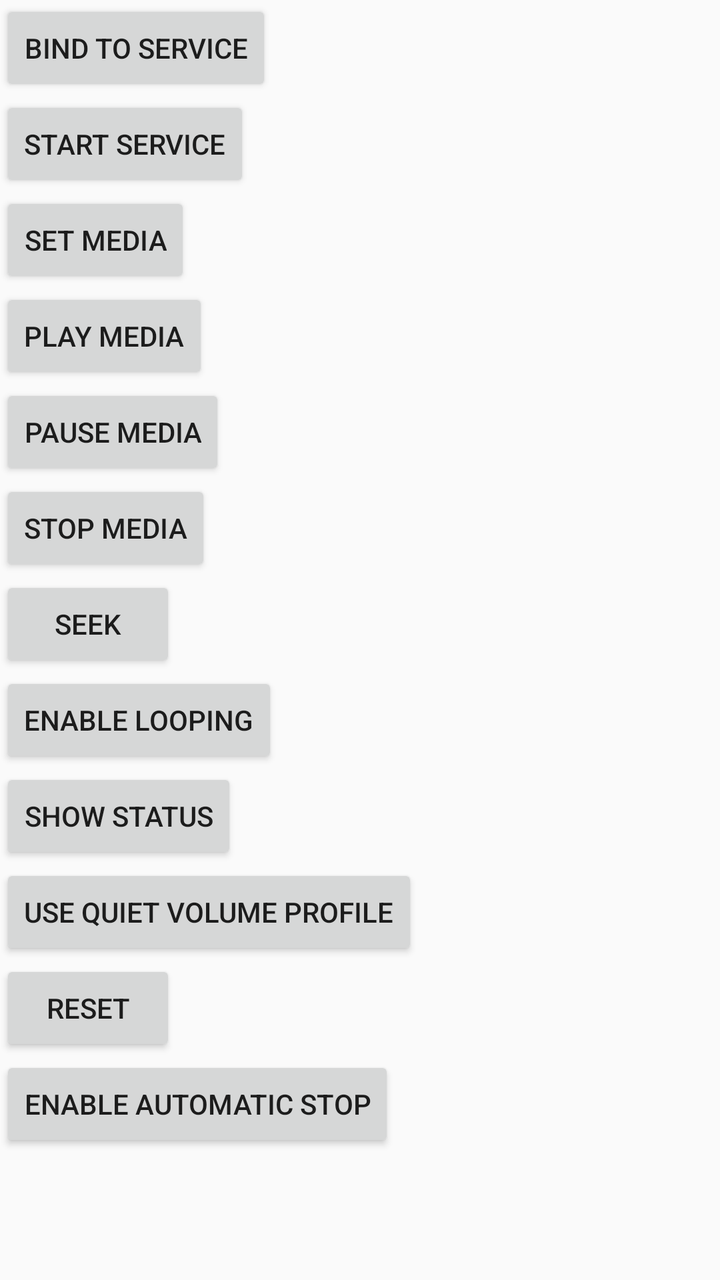
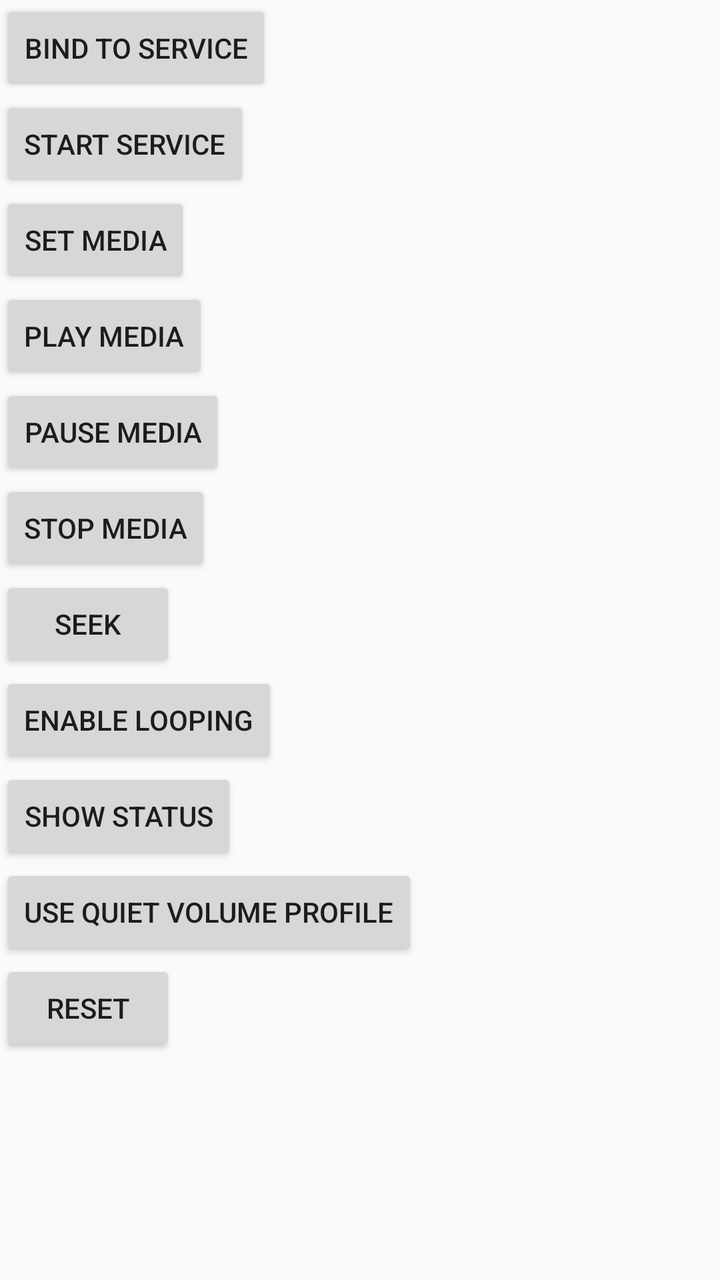

Compare the two renders of this Android layout. The source of the first and the diff that turns it into the second are given below.
<!-- AndroidManifest.xml: application theme AppTheme -->
<!-- res/layout/activity_test_playback_service.xml -->
<?xml version="1.0" encoding="utf-8"?>
<ScrollView
	android:id="@+id/activity_test_playback_service_root"
	xmlns:android="http://schemas.android.com/apk/res/android"
	xmlns:tools="http://schemas.android.com/tools"
	android:layout_width="match_parent"
	android:layout_height="match_parent"
	tools:context=".TestPlaybackService">

	<LinearLayout
		android:layout_width="match_parent"
		android:layout_height="wrap_content"
		android:orientation="vertical">

		<Button
			android:layout_width="wrap_content"
			android:layout_height="wrap_content"
			android:onClick="testBindUnbindService"
			android:text="Bind to service"/>

		<Button
			android:layout_width="wrap_content"
			android:layout_height="wrap_content"
			android:onClick="testStartStopService"
			android:text="Start service"/>

		<Button
			android:layout_width="wrap_content"
			android:layout_height="wrap_content"
			android:onClick="testSetMedia"
			android:text="Set media"/>

		<Button
			android:layout_width="wrap_content"
			android:layout_height="wrap_content"
			android:onClick="testPlayMedia"
			android:text="Play media"/>

		<Button
			android:layout_width="wrap_content"
			android:layout_height="wrap_content"
			android:onClick="testPauseMedia"
			android:text="Pause media"/>

		<Button
			android:layout_width="wrap_content"
			android:layout_height="wrap_content"
			android:onClick="testStopMedia"
			android:text="Stop media"/>

		<Button
			android:layout_width="wrap_content"
			android:layout_height="wrap_content"
			android:onClick="testSeek"
			android:text="Seek"/>

		<Button
			android:layout_width="wrap_content"
			android:layout_height="wrap_content"
			android:onClick="testToggleLooping"
			android:text="Enable looping"/>

		<Button
			android:layout_width="wrap_content"
			android:layout_height="wrap_content"
			android:onClick="testShowStatus"
			android:text="Show status"/>

		<Button
			android:layout_width="wrap_content"
			android:layout_height="wrap_content"
			android:onClick="testChangeVolume"
			android:text="Use quiet volume profile"/>

		<Button
			android:layout_width="wrap_content"
			android:layout_height="wrap_content"
			android:onClick="testReset"
			android:text="Reset"/>

		<Button
			android:layout_width="wrap_content"
			android:layout_height="wrap_content"
			android:onClick="testToggleAutomaticStop"
			android:text="Enable automatic stop"/>


	</LinearLayout>
</ScrollView>
<!-- resources referenced by this layout -->
<resources>
  <style name="AppTheme" parent="Theme.AppCompat.Light.DarkActionBar">
          <item name="colorPrimary">@color/colorPrimary</item>
          <item name="colorPrimaryDark">@color/colorPrimaryDark</item>
          <item name="colorAccent">@color/colorAccent</item>
      </style>
  <color name="colorPrimary">#FFB300</color>
  <color name="colorPrimaryDark">#FF8F00</color>
  <color name="colorAccent">#E91E63</color>
</resources>

<!-- the commit's change to res/layout/activity_test_playback_service.xml (unified diff, before → after) -->
@@ -77,13 +77,5 @@
 			android:layout_height="wrap_content"
 			android:onClick="testReset"
 			android:text="Reset"/>
-
-		<Button
-			android:layout_width="wrap_content"
-			android:layout_height="wrap_content"
-			android:onClick="testToggleAutomaticStop"
-			android:text="Enable automatic stop"/>
-
-
 	</LinearLayout>
 </ScrollView>
